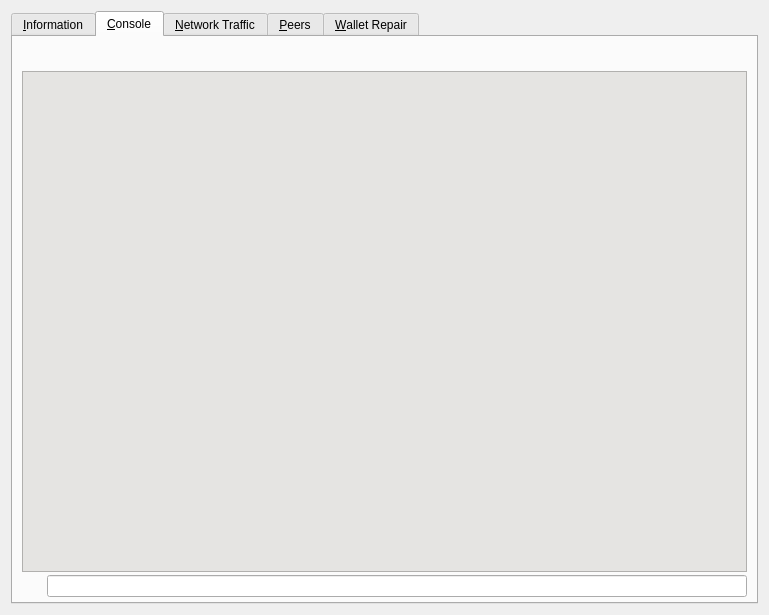
Old version of the form src/qt/forms/rpcconsole.ui in the repository Zero-Dynamics/cash-core.
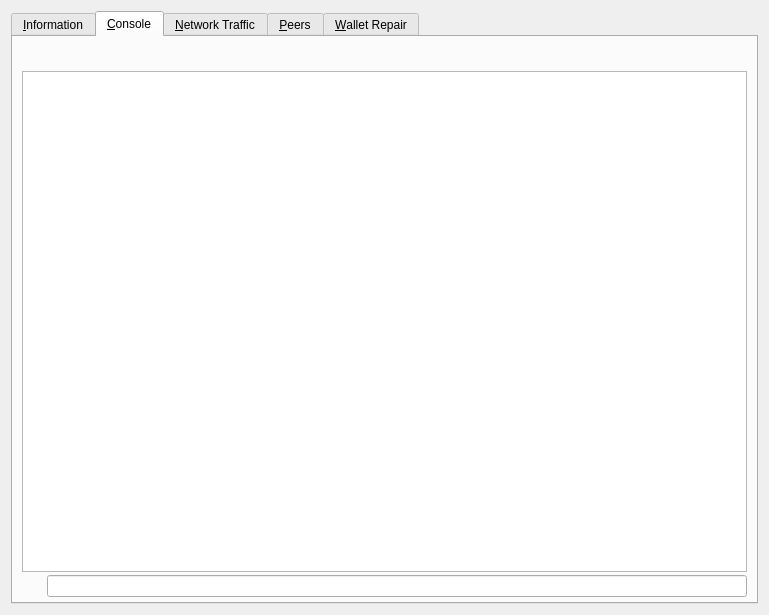
New version of the form. The open tabs and pages were chosen to show the change. Icons and pictures are not drawn. Custom widgets are drawn as their Qt base class.

Commit message: Update contextmenu rpcconsole

Diff of the .ui file:
```diff
--- a/src/qt/forms/rpcconsole.ui
+++ b/src/qt/forms/rpcconsole.ui
@@ -633,9 +633,6 @@
          <property name="columnCount" stdset="0">
           <number>2</number>
          </property>
-         <property name="styleSheet">
-          <string>* { background-color: #e5e4e2; }</string>
-         </property>
         </widget>
        </item>
        <item>
```
Left out of the diff: 2 changed lines with no effect on the pictures. The commit also changes 1 other file.
